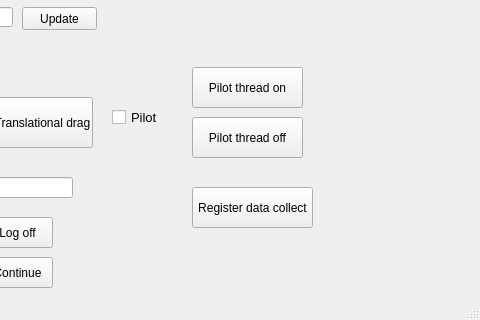
Before: the Qt Designer form mainwindow.ui in erikfredin/FrankaEmikaGUI, drawn with Qt 5; both pictures show x 238 to 718 and y 282 to 602 of the 718 by 602 pixel window.
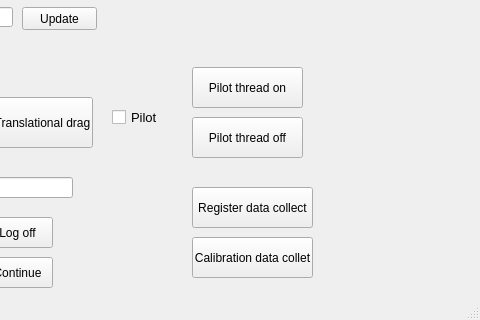
After: the same form once the commit is applied.

```diff
--- a/mainwindow.ui
+++ b/mainwindow.ui
@@ -551,6 +551,19 @@
      <string>Register data collect</string>
     </property>
    </widget>
+   <widget class="QPushButton" name="pushButton_calibrationcollect">
+    <property name="geometry">
+     <rect>
+      <x>430</x>
+      <y>500</y>
+      <width>121</width>
+      <height>41</height>
+     </rect>
+    </property>
+    <property name="text">
+     <string>Calibration data collet</string>
+    </property>
+   </widget>
   </widget>
   <widget class="QMenuBar" name="menubar">
    <property name="geometry">
```
